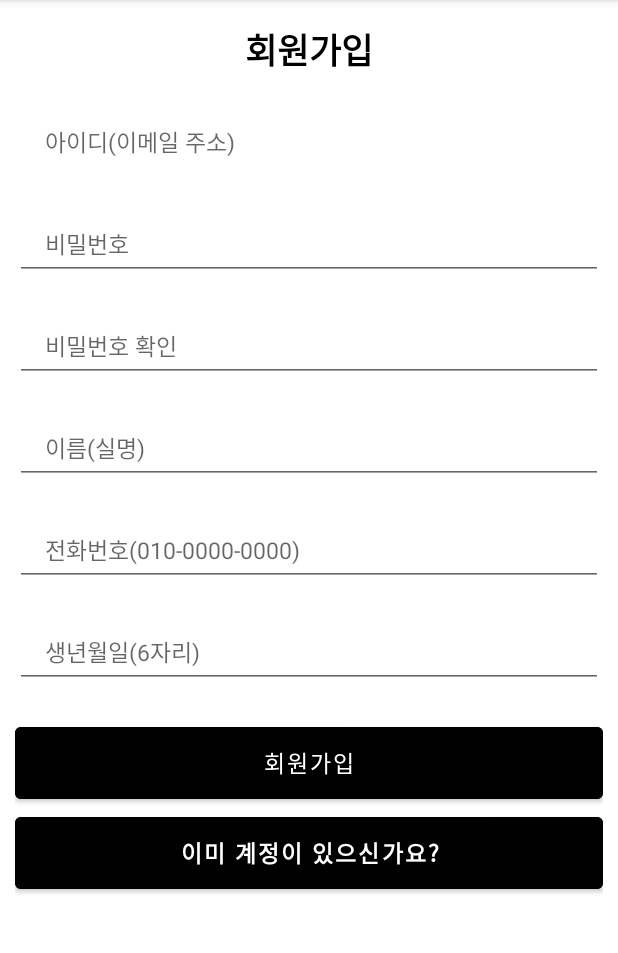
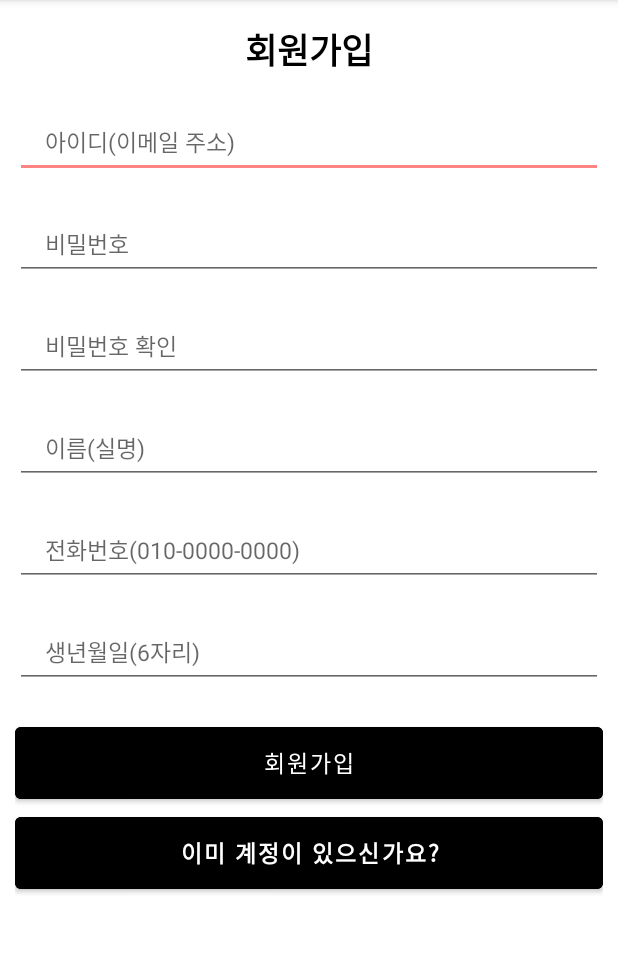
Before and after one commit to 5nam/HealthyPleasureApp, an Android app: the screen it shows after launch (RegisterActivity), after a tap on "회원가입", on a phone screen of 412 x 824 dp, the part 84-1037 px from its top. Run offline under Robolectric (Android 15) with nearby library versions, the phone set to English and light mode, and no system bars.

Commit message:
달력 아이디 부분 수정

```diff
--- a/app/src/main/java/com/example/healthypleasureapp/LoginActivity.kt
+++ b/app/src/main/java/com/example/healthypleasureapp/LoginActivity.kt
@@ -37,6 +37,7 @@ class LoginActivity : AppCompatActivity() {
         if(checkAutoLogin()) { // 자동로그인일때
             Toast.makeText(this, "${MySharedPreferences.getUserId(this)}님 자동 로그인 되었습니다.", Toast.LENGTH_SHORT).show()
             val intent = Intent(this, Calendar_mainActivity::class.java)
+            intent.putExtra("N_userID", MySharedPreferences.getUserId(this))
             startActivity(intent)
             finish()
         }
--- a/app/src/main/res/layout/activity_calendar_list.xml
+++ b/app/src/main/res/layout/activity_calendar_list.xml
@@ -7,7 +7,6 @@
     android:background="#FFF5C0"
     android:orientation="vertical"
     tools:context=".Calendar_listActivity">
-
 
     <LinearLayout
         android:layout_width="match_parent"
--- a/app/src/main/res/layout/activity_calendar_main.xml
+++ b/app/src/main/res/layout/activity_calendar_main.xml
@@ -6,7 +6,6 @@
     android:layout_height="match_parent"
     android:background="#FFF5C0"
     tools:context=".Calendar_mainActivity">
-
 
     <CalendarView
         android:id="@+id/calendarView"
--- a/app/src/main/res/values/themes.xml
+++ b/app/src/main/res/values/themes.xml
@@ -5,7 +5,7 @@
         <item name="colorPrimary">#FF8585</item>
         <item name="colorPrimaryVariant">#FFF6EA</item>
         <item name="colorOnPrimary">@color/white</item>
-        <item name="colorAccent">#FFFFFF</item>
+        <item name="colorAccent">#FF8585</item>
         <!-- Secondary brand color. -->
         <item name="colorSecondary">@color/teal_200</item>
         <item name="colorSecondaryVariant">@color/teal_700</item>
```
